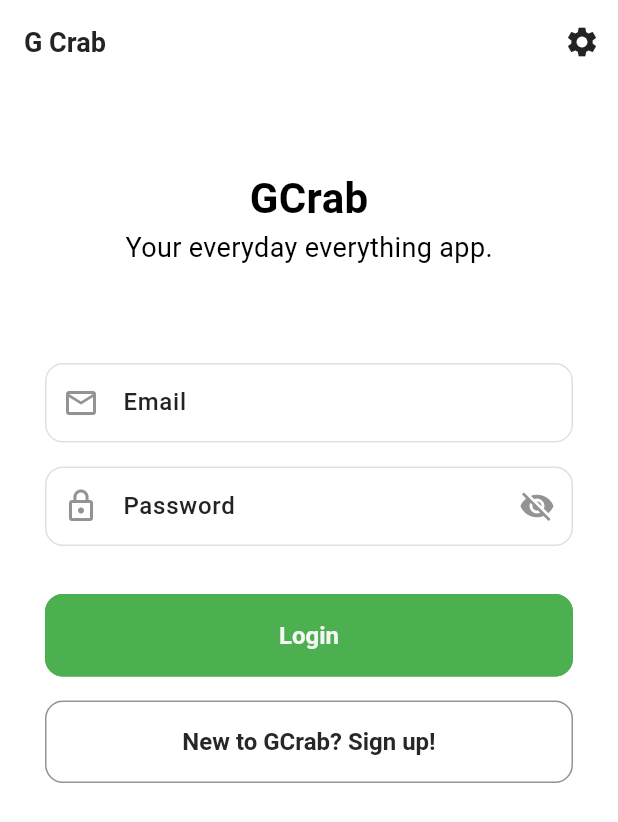
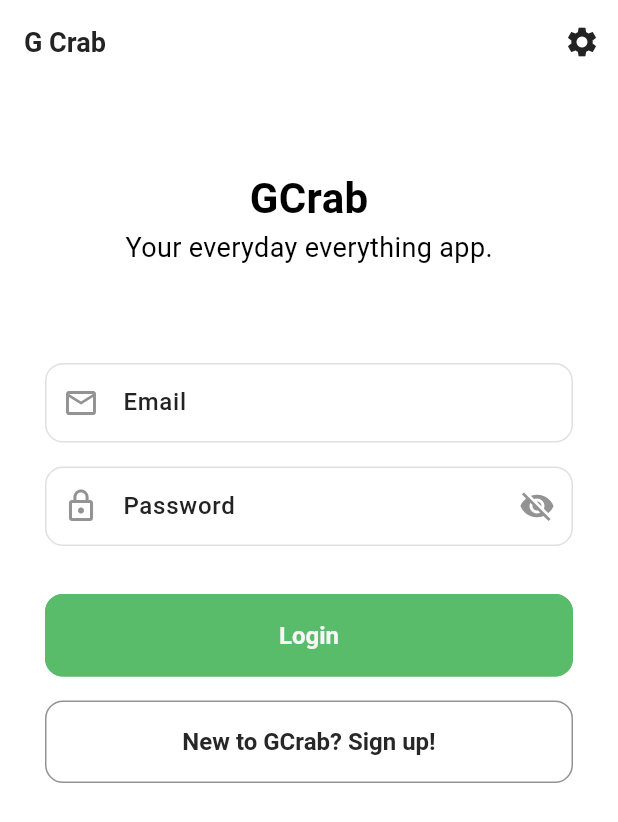
Before and after one commit to WenHao1223/grab_umh, a Flutter app: the screen it shows after launch, on a phone screen of 412 x 824 dp. Shown: the top 822 px of the screen. Run offline on Flutter 3.47's test engine with Material 3 defaults, Android fonts, the phone set to English and light mode, and no system bars; our stand-ins replace google_fonts; generated files the repository leaves out were written again.

Commit message:
Update color palette

```diff
--- a/lib/src/utils/constants/colors.dart
+++ b/lib/src/utils/constants/colors.dart
@@ -10,13 +10,13 @@ import 'package:flutter/material.dart';
 
 class GCrabColors {
   // App theme colors
-  static const Color primary = Color(0xFF4CAF50);
+  static const Color primary = Color.fromRGBO(88, 188, 107, 1);
   static const Color secondary = Color(0xFFffc107);
   static const Color accent = Color(0xFFcbc3e3);
 
   // Text colors
   static const Color textPrimary = Color(0xFF333333);
-  static const Color textSecondary = Color(0xFF6C757D);
+  static const Color textSecondary = Color.fromRGBO(197, 197, 197, 1);
   static const Color textWhite = Colors.white;
 
   // Background colors
@@ -29,12 +29,12 @@ class GCrabColors {
   static Color darkContainer = Color(0xFF1A1A1A);
 
   // Button colors
-  static const Color buttonPrimary = Color(0xFF4CAF50);
+  static const Color buttonPrimary = Color.fromRGBO(88, 188, 107, 1);
   static const Color buttonSecondary = Color(0xFFffc107);
   static const Color buttonDisabled = Color(0xFFC4C4C4);
 
   // Border colors
-  static const Color borderPrimary = Color(0xFF4CAF50);
+  static const Color borderPrimary = Color.fromRGBO(88, 188, 107, 1);
   static const Color borderSecondary = Color(0xFFffc107);
   static const Color borderAccent = Color(0xFFcbc3e3);
 
```
